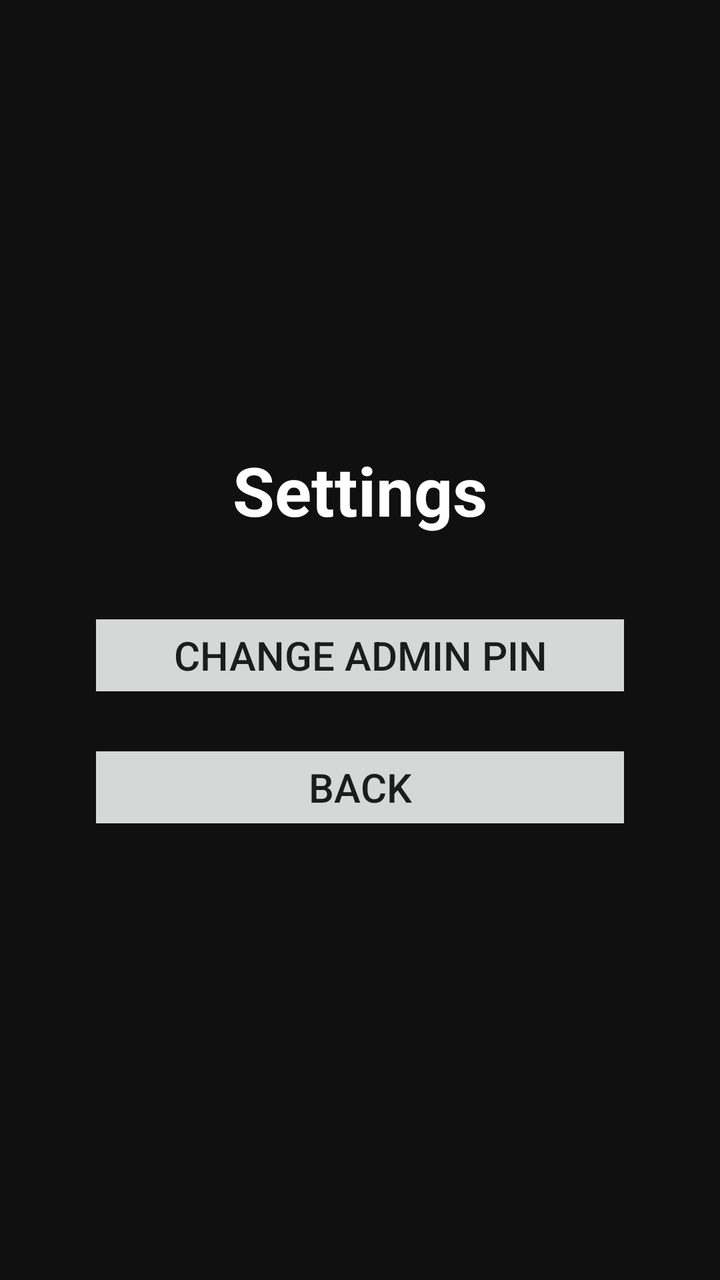
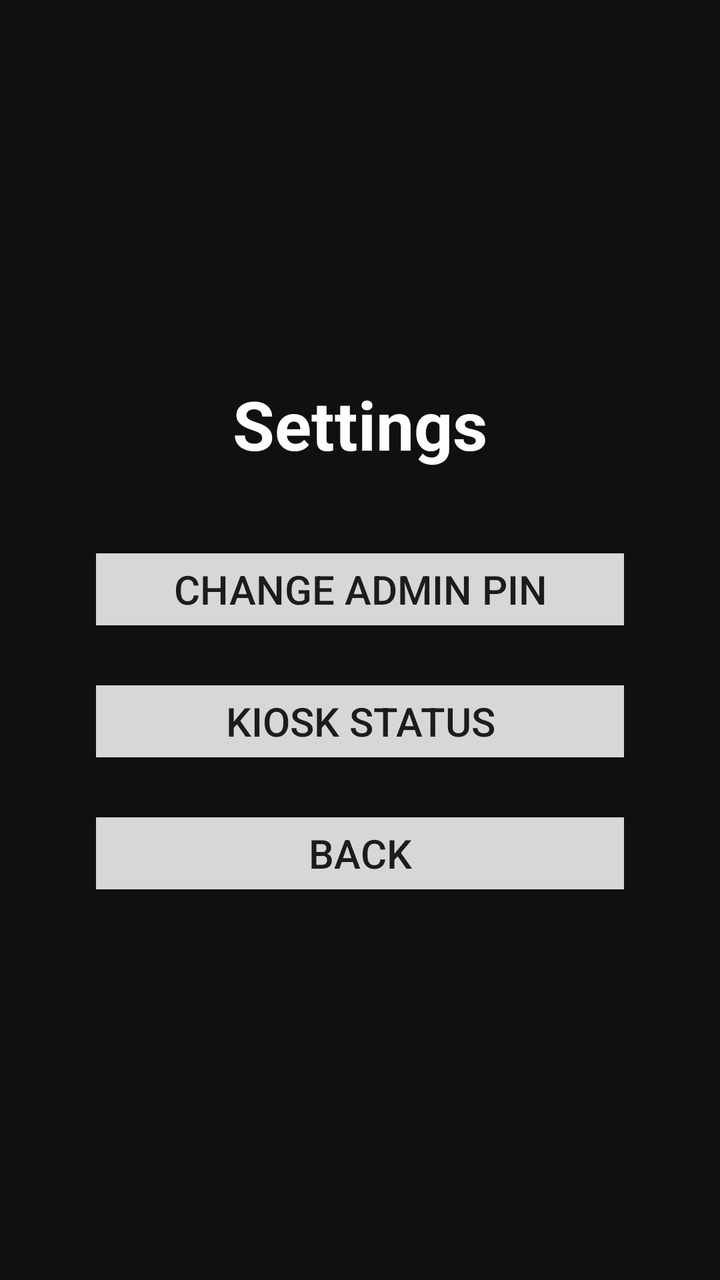

Before-and-after screenshots of an Android layout around one commit, followed by the original layout XML and the change that was made.
<!-- AndroidManifest.xml: application theme Theme.DashboardKioskTV -->
<!-- res/layout/activity_settings_menu.xml -->
<?xml version="1.0" encoding="utf-8"?>
<LinearLayout xmlns:android="http://schemas.android.com/apk/res/android"
    android:id="@+id/settingsMenuRoot"
    android:layout_width="match_parent"
    android:layout_height="match_parent"
    android:orientation="vertical"
    android:gravity="center"
    android:padding="48dp"
    android:background="#101010">

    <TextView
        android:layout_width="match_parent"
        android:layout_height="wrap_content"
        android:text="Settings"
        android:textColor="#FFFFFF"
        android:textSize="34sp"
        android:textStyle="bold"
        android:gravity="center"
        android:paddingBottom="36dp" />

    <Button
        android:id="@+id/changePinButton"
        android:layout_width="420dp"
        android:layout_height="wrap_content"
        android:text="Change Admin PIN"
        android:textSize="20sp" />

    <Button
        android:id="@+id/backButton"
        android:layout_width="420dp"
        android:layout_height="wrap_content"
        android:layout_marginTop="18dp"
        android:text="Back"
        android:textSize="20sp" />

</LinearLayout>
<!-- resources referenced by this layout -->
<resources>
  <style name="Theme.DashboardKioskTV" parent="Theme.MaterialComponents.DayNight.DarkActionBar">
          
          <item name="colorPrimary">@color/purple_500</item>
          <item name="colorPrimaryVariant">@color/purple_700</item>
          <item name="colorOnPrimary">@color/white</item>
          
          <item name="colorSecondary">@color/teal_200</item>
          <item name="colorSecondaryVariant">@color/teal_700</item>
          <item name="colorOnSecondary">@color/black</item>
          
          <item name="android:statusBarColor">?attr/colorPrimaryVariant</item>
          
      </style>
  <color name="purple_500">#FF6200EE</color>
  <color name="purple_700">#FF3700B3</color>
  <color name="white">#FFFFFFFF</color>
  <color name="teal_200">#FF03DAC5</color>
  <color name="teal_700">#FF018786</color>
  <color name="black">#FF000000</color>
</resources>

<!-- the commit's change to res/layout/activity_settings_menu.xml (unified diff, before → after) -->
@@ -26,6 +26,14 @@
         android:textSize="20sp" />
 
     <Button
+        android:id="@+id/kioskStatusButton"
+        android:layout_width="420dp"
+        android:layout_height="wrap_content"
+        android:layout_marginTop="18dp"
+        android:text="Kiosk Status"
+        android:textSize="20sp" />
+
+    <Button
         android:id="@+id/backButton"
         android:layout_width="420dp"
         android:layout_height="wrap_content"
